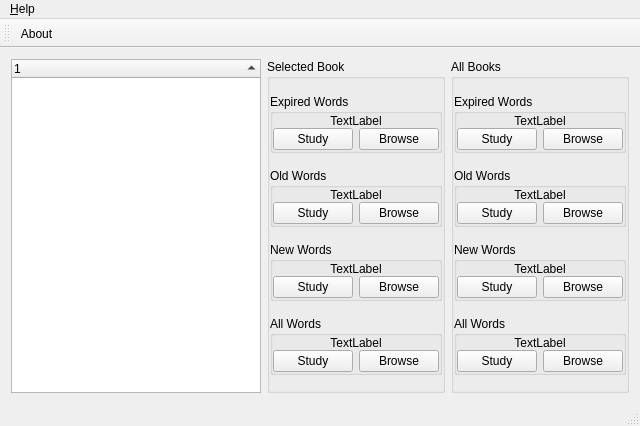
Above: HaiBeiDanCi/mainwindow.ui from HuangHuafeng/repeat before the change. Below: the same form after it.
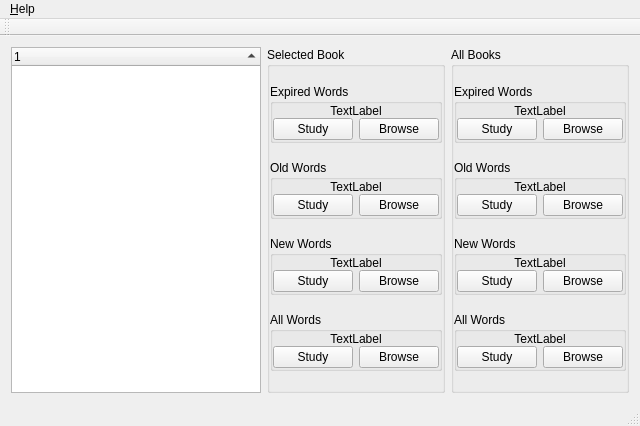
That is the form after the change.

Diff of the .ui file:
```diff
--- a/HaiBeiDanCi/mainwindow.ui
+++ b/HaiBeiDanCi/mainwindow.ui
@@ -675,7 +675,6 @@
    <attribute name="toolBarBreak">
     <bool>false</bool>
    </attribute>
-   <addaction name="action_About"/>
   </widget>
   <widget class="QStatusBar" name="statusBar"/>
   <action name="action_About">
```
Left out of the diff: 13 changed lines with no effect on the pictures.
